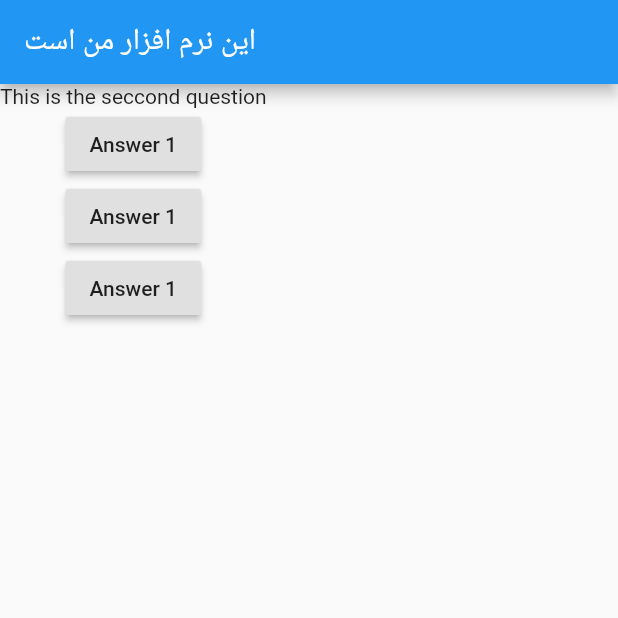
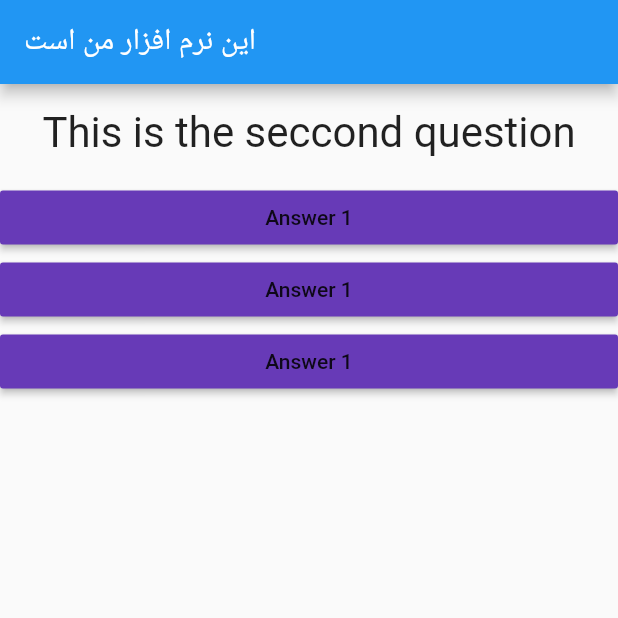
Before and after one commit to shahabsaalami/Learn-Flutter, a Flutter app: the screen it shows after launch, after a tap on "Answer 1", on a phone screen of 412 x 824 dp, the top half of it. Run offline on Flutter 3.47's test engine with Material 2 defaults, Android fonts, the light colour scheme and no system bars.

Commit message:
add Answer.dart

```diff
--- /dev/null
+++ b/lib/Answer.dart
@@ -0,0 +1,19 @@
+import 'package:flutter/material.dart';
+
+class Answer extends StatelessWidget {
+
+  final Function selectHandler;
+  Answer(this.selectHandler);
+
+  @override
+  Widget build(BuildContext context) {
+    return Container(
+      width: double.infinity,
+      child: RaisedButton(
+        color: Colors.deepPurple[500],
+        child: Text('Answer 1'),
+        onPressed: selectHandler,
+      ),
+    );
+  }
+}
--- a/lib/main.dart
+++ b/lib/main.dart
@@ -1,11 +1,12 @@
 import 'package:flutter/material.dart';
+import './question.dart';
+import './Answer.dart';
 
 void main() {
   runApp(MyApp());
 }
 
 class MyApp extends StatefulWidget {
-
   @override
   State<StatefulWidget> createState() {
     return new _MyAppState();
@@ -30,21 +31,12 @@ class _MyAppState extends State<MyApp> {
       ),
       body: Column(
         children: [
-              Text(questions[_questionIndex]),
-              RaisedButton(
-                child: Text('Answer 1'),
-                onPressed: _answerQuestions,
+          Question(
+            questions[_questionIndex],
           ),
-              RaisedButton(
-                child: Text('Answer 1'),
-                onPressed: _answerQuestions,
-              ),
-              RaisedButton(
-                child: Text('Answer 1'),
-                onPressed: () {
-                  _answerQuestions();
-                },
-              ),
+          Answer(_answerQuestions),
+          Answer(_answerQuestions),
+          Answer(_answerQuestions),
         ],
       ),
     ));
--- a/lib/question.dart
+++ b/lib/question.dart
@@ -1,8 +1,20 @@
+import 'package:flutter/material.dart';
+
 class Question extends StatelessWidget {
+  final String questionText;
+
+  Question(this.questionText);
+
   @override
   Widget build(BuildContext context) {
     return Container(
-
+      width: double.infinity,
+      margin: EdgeInsets.all(16),
+      child: Text(
+        questionText,
+        style: TextStyle(fontSize: 28),
+        textAlign: TextAlign.center,
+      ),
     );
   }
 }
```
Lines whose indentation alone changed are shown as unchanged.
